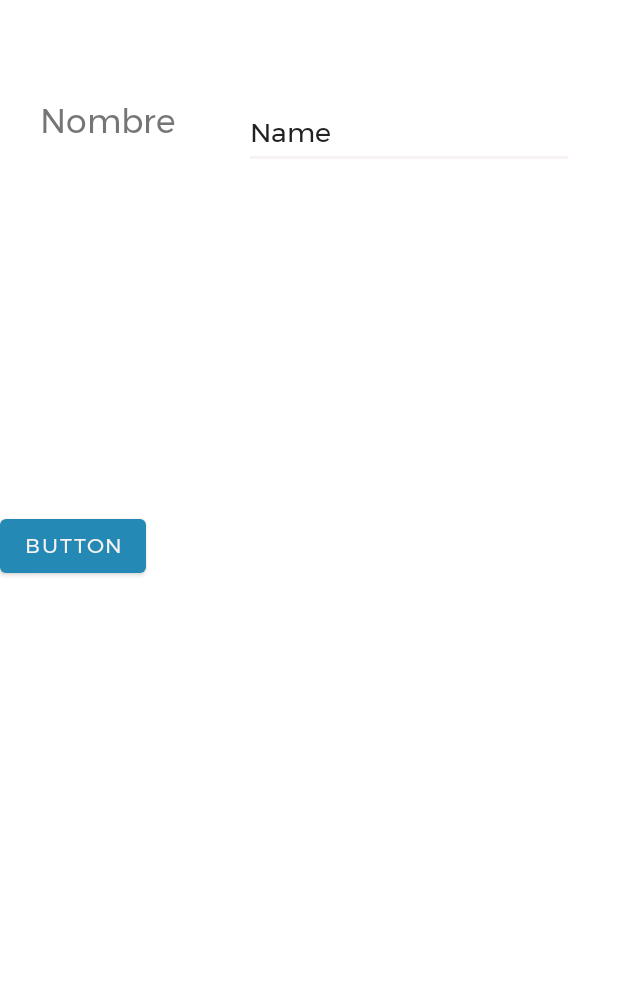
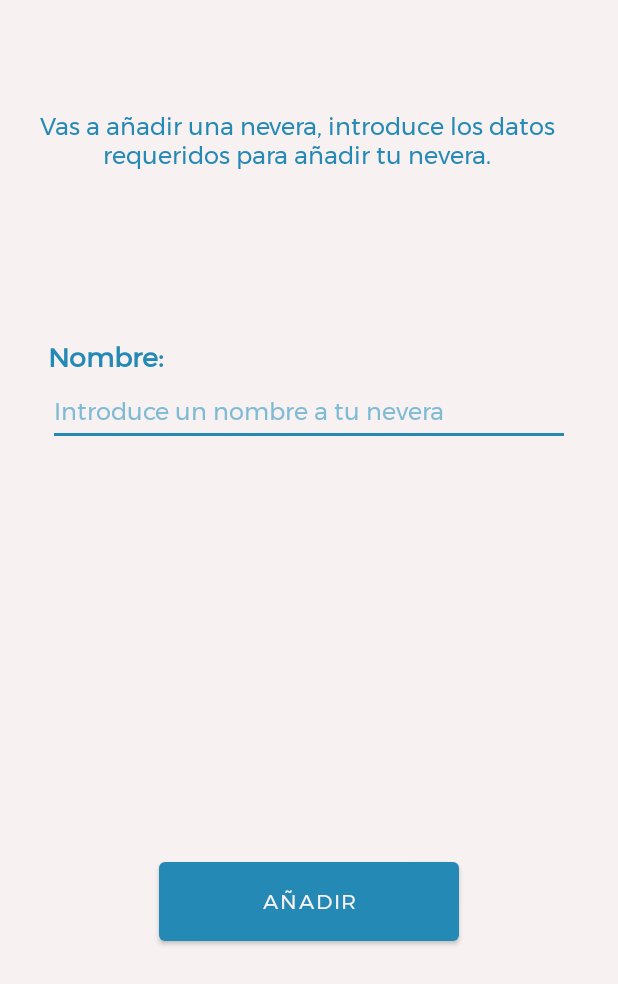
Before and after one commit to kb079/Proyecto-IoT-Android, an Android app: the layout fragment_addfridge.xml on its own in the app's theme, with its tools: preview values and no code run, on a phone screen of 412 x 824 dp. Shown: the top 984 px of the screen. Run offline under Robolectric (Android 15) with nearby library versions, the phone set to English and light mode, and no system bars.

Commit message:
Modificado Interface Añadir Nevera y Sin Neveras.
Se ha modificado la Interface de Añadir Neveras y Sin Neveras.

```diff
--- a/app/src/main/res/layout/app_bar_main2.xml
+++ b/app/src/main/res/layout/app_bar_main2.xml
@@ -9,7 +9,7 @@
     <com.google.android.material.appbar.AppBarLayout
         android:layout_width="match_parent"
         android:layout_height="wrap_content"
-        android:theme="@style/Theme.ProyectoApp.AppBarOverlay"
+        android:theme="@style/AppTheme.AppBarOverlay"
         app:elevation="0dp">
 
         <androidx.appcompat.widget.Toolbar
--- a/app/src/main/res/layout/fragment_about.xml
+++ b/app/src/main/res/layout/fragment_about.xml
@@ -25,7 +25,7 @@
                     android:layout_width="wrap_content"
                     android:layout_height="wrap_content"
                     android:layout_marginTop="8dp"
-                    android:src="@drawable/app_icon_vertical"
+                    android:src="@drawable/app_icon"
                     app:layout_constraintEnd_toEndOf="parent"
                     app:layout_constraintStart_toStartOf="parent"
                     app:layout_constraintTop_toTopOf="parent" />
--- a/app/src/main/res/layout/fragment_addfridge.xml
+++ b/app/src/main/res/layout/fragment_addfridge.xml
@@ -1,45 +1,78 @@
 <?xml version="1.0" encoding="utf-8"?>
-<androidx.constraintlayout.widget.ConstraintLayout
-    xmlns:android="http://schemas.android.com/apk/res/android"
+<androidx.constraintlayout.widget.ConstraintLayout xmlns:android="http://schemas.android.com/apk/res/android"
     xmlns:app="http://schemas.android.com/apk/res-auto"
+    xmlns:tools="http://schemas.android.com/tools"
     android:layout_width="match_parent"
     android:layout_height="match_parent"
-    xmlns:tools="http://schemas.android.com/tools"
+    android:background="@color/white"
     tools:context=".ui.fridges.FridgeAddFragment">
 
+    <TextView
+        android:id="@+id/textView3"
+        android:layout_width="0dp"
+        android:layout_height="wrap_content"
+        android:layout_marginStart="24dp"
+        android:layout_marginTop="72dp"
+        android:layout_marginEnd="24dp"
+        android:fontFamily="@font/montserrat"
+        android:paddingRight="16dp"
+        android:text="Vas a añadir una nevera, introduce los datos requeridos para añadir tu nevera."
+        android:textAlignment="center"
+        android:textColor="@color/blue_primary"
+        android:textSize="16sp"
+        app:layout_constraintEnd_toEndOf="parent"
+        app:layout_constraintHorizontal_bias="0.469"
+        app:layout_constraintStart_toStartOf="parent"
+        app:layout_constraintTop_toTopOf="parent" />
+
     <Button
-        android:id="@+id/button3"
-        android:layout_width="wrap_content"
+        android:id="@+id/boton_anyadir"
+        android:layout_width="200dp"
         android:layout_height="wrap_content"
-        android:layout_marginTop="340dp"
-        android:text="Button"
-        app:layout_constraintTop_toTopOf="parent"
-        tools:ignore="MissingConstraints"
-        tools:layout_editor_absoluteX="137dp" />
+        android:layout_marginTop="80dp"
+        android:fontFamily="@font/montserrat"
+        android:padding="15dp"
+        android:text="Añadir"
+        app:layout_constraintBottom_toBottomOf="parent"
+        app:layout_constraintEnd_toEndOf="parent"
+        app:layout_constraintStart_toStartOf="parent"
+        app:layout_constraintTop_toBottomOf="@+id/editTextTextPersonName2"
+        tools:ignore="MissingConstraints" />
+
+    <EditText
+        android:id="@+id/editTextTextPersonName2"
+        android:layout_width="0dp"
+        android:layout_height="wrap_content"
+        android:layout_marginStart="32dp"
+        android:layout_marginEnd="32dp"
+        android:backgroundTint="@color/blue_primary"
+        android:ems="10"
+        android:fontFamily="@font/montserrat"
+        android:hint="Introduce un nombre a tu nevera"
+        android:inputType="textPersonName"
+        android:singleLine="false"
+        android:textColor="@color/blue_primary"
+        android:textColorHint="#7FBBD5"
+        android:textSize="16sp"
+        app:layout_constraintEnd_toEndOf="parent"
+        app:layout_constraintStart_toStartOf="parent"
+        app:layout_constraintTop_toBottomOf="@+id/textView10" />
 
     <TextView
         android:id="@+id/textView10"
         android:layout_width="109dp"
-        android:layout_height="46dp"
-        android:layout_marginTop="64dp"
-        android:text="Nombre"
-        android:textSize="22sp"
+        android:layout_height="wrap_content"
+        android:layout_marginStart="32dp"
+        android:layout_marginTop="108dp"
+        android:layout_marginEnd="24dp"
+        android:fontFamily="@font/montserrat"
+        android:text="Nombre:"
+        android:textColor="@color/blue_primary"
+        android:textSize="18sp"
+        android:textStyle="bold"
         app:layout_constraintEnd_toEndOf="parent"
-        app:layout_constraintHorizontal_bias="0.089"
+        app:layout_constraintHorizontal_bias="0.0"
         app:layout_constraintStart_toStartOf="parent"
-        app:layout_constraintTop_toTopOf="parent" />
-
-    <EditText
-        android:id="@+id/editTextTextPersonName2"
-        android:layout_width="wrap_content"
-        android:layout_height="wrap_content"
-        android:layout_marginTop="64dp"
-        android:ems="10"
-        android:inputType="textPersonName"
-        android:text="Name"
-        app:layout_constraintEnd_toEndOf="parent"
-        app:layout_constraintHorizontal_bias="0.476"
-        app:layout_constraintStart_toEndOf="@+id/textView10"
-        app:layout_constraintTop_toTopOf="parent" />
+        app:layout_constraintTop_toBottomOf="@+id/textView3" />
 
 </androidx.constraintlayout.widget.ConstraintLayout>
--- a/app/src/main/res/layout/nav_header_main2.xml
+++ b/app/src/main/res/layout/nav_header_main2.xml
@@ -26,7 +26,7 @@
             android:paddingTop="@dimen/nav_header_vertical_spacing"
             app:layout_constraintBottom_toBottomOf="parent"
             app:layout_constraintTop_toTopOf="parent"
-            app:srcCompat="@drawable/app_icon_horizontal" />
+            app:srcCompat="@drawable/app_icon_menu" />
     </androidx.constraintlayout.widget.ConstraintLayout>
 
 </LinearLayout>
--- a/app/src/main/res/menu/activity_main_drawer.xml
+++ b/app/src/main/res/menu/activity_main_drawer.xml
@@ -10,14 +10,15 @@
             android:title="@string/menu_fridges"
             android:visible="true" />
         <item
-            android:id="@+id/nav_gallery"
+            android:id="@+id/nav_profile"
             android:icon="@drawable/usuario_icon_menu"
             android:title="@string/menu_profile" />
         <item
-            android:id="@+id/nav_log_out"
+            android:id="@+id/nav_about"
             android:icon="@drawable/acerca_de_icon_menu"
             android:title="@string/menu_about" />
         <item
+            android:id="@+id/nav_log_out"
             android:icon="@drawable/cerrar_sesion_icon_menu"
             android:title="@string/menu_log_out" />
     </group>
--- a/app/src/main/res/values/themes.xml
+++ b/app/src/main/res/values/themes.xml
@@ -13,6 +13,11 @@
         <!-- Status bar color. -->
         <item name="android:statusBarColor" tools:targetApi="l">@color/black</item>
         <!-- Customize your theme here. -->
+        <item name="android:fontFamily">@font/montserrat</item>
+    </style>
+
+    <!-- ToolBar -->
+    <style name="AppTheme.AppBarOverlay" parent="ThemeOverlay.AppCompat.Dark.ActionBar" >
         <item name="android:fontFamily">@font/montserrat</item>
     </style>
 
```
Also changed, not shown: app/src/main/java/com/example/proyectoapp/MainActivity.java (+8 -2 lines), app/src/main/res/layout/fragment_fridgelist.xml (+23 -19 lines), app/src/main/res/navigation/mobile_navigation.xml (+4 -4 lines), app/src/main/res/drawable/anyadir_icon.png (added), app/src/main/res/drawable/app_icon.png (renamed from app/src/main/res/drawable/app_icon_vertical.png), app/src/main/res/drawable/app_icon_menu.png (renamed from app/src/main/res/drawable/app_icon_horizontal.png), app/src/main/res/drawable/sin_neveras_icon.png (added).
